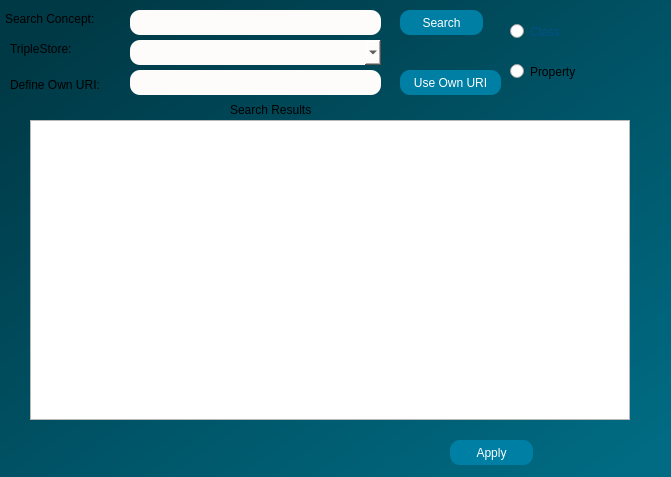
Before: the Qt Designer form dialogs/ui/searchdialog.ui in sparqlunicorn/sparqlunicornGoesGIS, drawn with Qt 5.
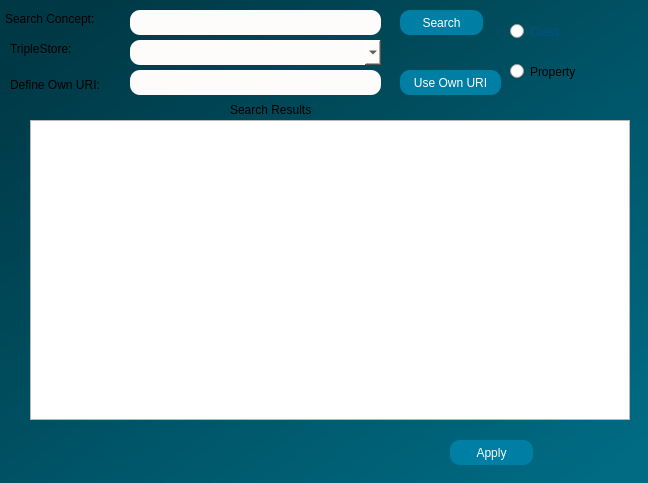
After: the same form once the commit is applied.

What changed in the file:
```diff
--- a/dialogs/ui/searchdialog.ui
+++ b/dialogs/ui/searchdialog.ui
@@ -6,8 +6,8 @@
    <rect>
     <x>0</x>
     <y>0</y>
-    <width>671</width>
-    <height>477</height>
+    <width>648</width>
+    <height>483</height>
    </rect>
   </property>
   <property name="windowTitle">
```
